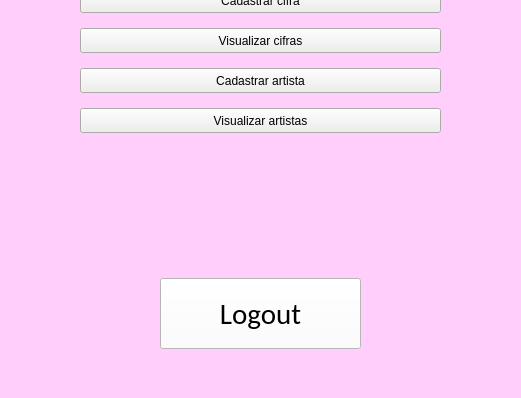
The window that segunda_tela.ui (paulameg/TEI-projeto_final) describes before a commit, drawn with Qt 5; both pictures show x 130 to 651 and y 202 to 600 of the 800 by 600 pixel window.
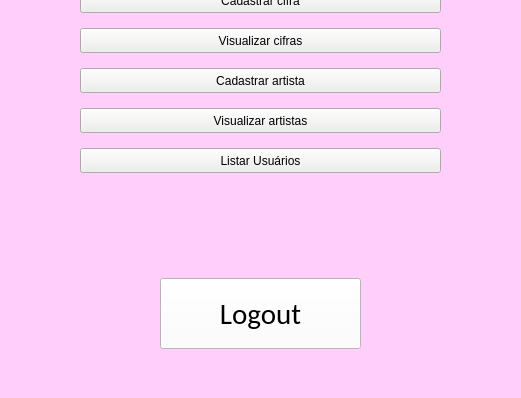
The same window after the commit.

```diff
--- a/segunda_tela.ui
+++ b/segunda_tela.ui
@@ -138,6 +138,22 @@
      <string>Visualizar artistas</string>
     </property>
    </widget>
+   <widget class="QPushButton" name="pushButton_7">
+    <property name="geometry">
+     <rect>
+      <x>210</x>
+      <y>350</y>
+      <width>361</width>
+      <height>25</height>
+     </rect>
+    </property>
+    <property name="styleSheet">
+     <string notr="true">background-color: rgb(238, 238, 236);</string>
+    </property>
+    <property name="text">
+     <string>Listar Usuários</string>
+    </property>
+   </widget>
   </widget>
   <widget class="QMenuBar" name="menubar">
    <property name="geometry">
```
